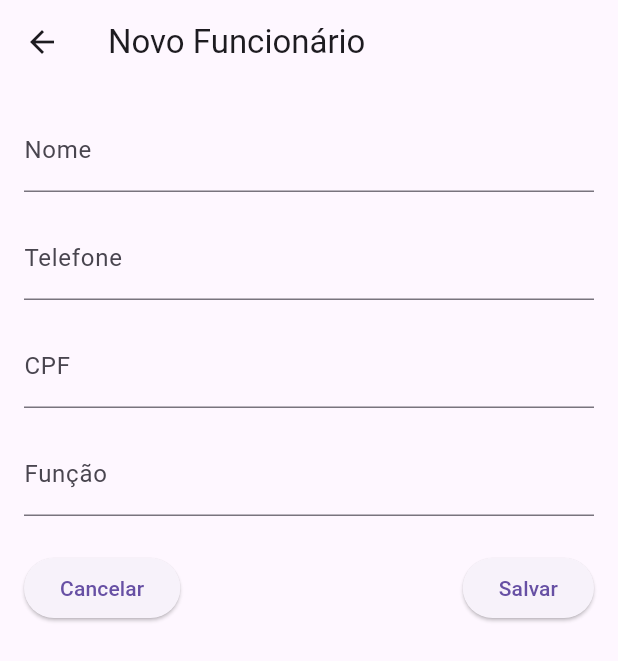
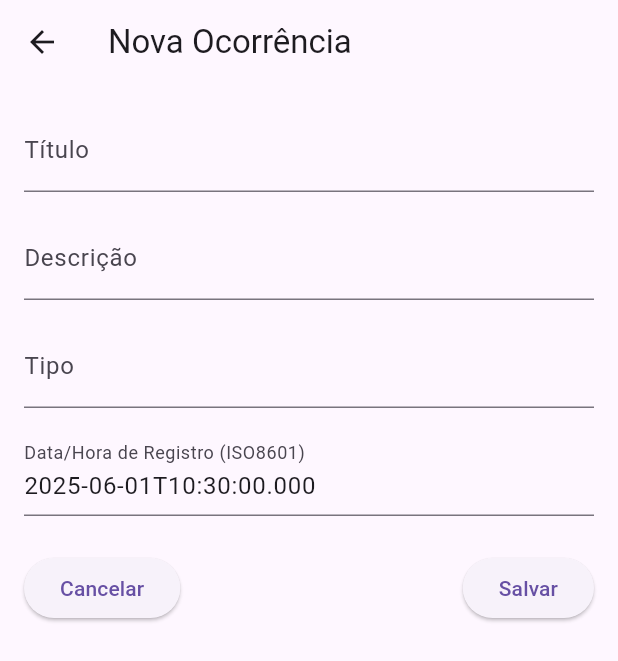
Before and after one commit to LeandroDBZ/app_condominio, a Flutter app: the screen it shows after launch, after a tap on the "add" icon, on a phone screen of 412 x 824 dp. Shown: the top 661 px of the screen. Run offline on Flutter 3.47's test engine with Material 3 defaults, Android fonts, the phone set to English and light mode, and no system bars; our stand-ins replace cloud_firestore, firebase_core; accounts and stored records are empty.

Commit message:
Adjustments to the "Ocorrencia" classes for integration with firebase

```diff
--- a/lib/main.dart
+++ b/lib/main.dart
@@ -1,5 +1,5 @@
 // lib/main.dart
-import 'package:app_condominio/modules/cadastros/screens/funcionario_list_screen.dart';
+import 'package:app_condominio/modules/cadastros/screens/ocorrencia_list_screen.dart';
 import 'package:firebase_core/firebase_core.dart';
 import 'package:flutter/material.dart';
 
@@ -16,10 +16,10 @@ class MyApp extends StatelessWidget {
   @override
   Widget build(BuildContext context) {
     return MaterialApp(
-      title: 'Cadastro de Funcionários',
+      title: 'Cadastro de Ocorrencias',
       theme: ThemeData(primarySwatch: Colors.blue),
       // Aqui você pode definir sua tela inicial (por exemplo, MoradorListScreen)
-      home: FuncionarioListScreen(),
+      home: OcorrenciaListScreen(),
     );
   }
 }
--- /dev/null
+++ b/lib/modules/cadastros/repositories/ocorrencia_repository.dart
@@ -0,0 +1,48 @@
+// lib/modules/cadastros/repositories/ocorrencia_repository.dart
+
+import 'package:cloud_firestore/cloud_firestore.dart';
+import '../models/ocorrencia.dart';
+
+class OcorrenciaRepository {
+  final FirebaseFirestore firestore = FirebaseFirestore.instance;
+  final String collectionPath = 'ocorrencias';
+
+  /// Recupera a lista de ocorrências da coleção Firestore.
+  Future<List<Ocorrencia>> getOcorrencias() async {
+    QuerySnapshot snapshot = await firestore.collection(collectionPath).get();
+    return snapshot.docs.map((doc) {
+      Map<String, dynamic> data = doc.data() as Map<String, dynamic>;
+      // Adiciona o ID do documento aos dados.
+      data['id'] = doc.id;
+      return Ocorrencia.fromJson(data);
+    }).toList();
+  }
+
+  /// Cria uma nova ocorrência adicionando um documento na coleção.
+  Future<Ocorrencia> createOcorrencia(Ocorrencia ocorrencia) async {
+    DocumentReference docRef =
+        await firestore.collection(collectionPath).add(ocorrencia.toJson());
+    DocumentSnapshot docSnapshot = await docRef.get();
+    Map<String, dynamic> data = docSnapshot.data() as Map<String, dynamic>;
+    data['id'] = docSnapshot.id;
+    return Ocorrencia.fromJson(data);
+  }
+
+  /// Atualiza uma ocorrência existente no Firestore.
+  Future<Ocorrencia> updateOcorrencia(Ocorrencia ocorrencia) async {
+    await firestore
+        .collection(collectionPath)
+        .doc(ocorrencia.id)
+        .update(ocorrencia.toJson());
+    DocumentSnapshot docSnapshot =
+        await firestore.collection(collectionPath).doc(ocorrencia.id).get();
+    Map<String, dynamic> data = docSnapshot.data() as Map<String, dynamic>;
+    data['id'] = docSnapshot.id;
+    return Ocorrencia.fromJson(data);
+  }
+
+  /// Remove uma ocorrência (exclui o documento) do Firestore.
+  Future<void> deleteOcorrencia(String id) async {
+    await firestore.collection(collectionPath).doc(id).delete();
+  }
+}
--- /dev/null
+++ b/lib/modules/cadastros/screens/ocorrencia_form_screen.dart
@@ -0,0 +1,162 @@
+// lib/modules/cadastros/screens/ocorrencia_form_screen.dart
+
+import 'package:flutter/material.dart';
+import 'package:app_condominio/modules/cadastros/models/ocorrencia.dart';
+import 'package:app_condominio/modules/cadastros/repositories/ocorrencia_repository.dart';
+
+class OcorrenciaFormScreen extends StatefulWidget {
+  final Ocorrencia? ocorrencia;
+  final OcorrenciaRepository repository;
+
+  const OcorrenciaFormScreen({Key? key, this.ocorrencia, required this.repository})
+      : super(key: key);
+
+  @override
+  _OcorrenciaFormScreenState createState() => _OcorrenciaFormScreenState();
+}
+
+class _OcorrenciaFormScreenState extends State<OcorrenciaFormScreen> {
+  final _formKey = GlobalKey<FormState>();
+
+  late String titulo;
+  late String descricao;
+  late String tipo;
+  late String dataHoraRegistroText;
+
+  @override
+  void initState() {
+    super.initState();
+    titulo = widget.ocorrencia?.titulo ?? '';
+    descricao = widget.ocorrencia?.descricao ?? '';
+    tipo = widget.ocorrencia?.tipo ?? '';
+    dataHoraRegistroText = widget.ocorrencia != null
+        ? widget.ocorrencia!.dataHoraRegistro.toIso8601String()
+        : DateTime.now().toIso8601String();
+  }
+
+  void _submitForm() async {
+    if (_formKey.currentState?.validate() ?? false) {
+      _formKey.currentState?.save();
+
+      // Converte a string para DateTime
+      DateTime dataHoraRegistro = DateTime.parse(dataHoraRegistroText);
+
+      // Gera um ID simples se for novo registro.
+      final String id = widget.ocorrencia?.id ??
+          DateTime.now().millisecondsSinceEpoch.toString();
+
+      final ocorrencia = Ocorrencia(
+        id: id,
+        titulo: titulo,
+        descricao: descricao,
+        tipo: tipo,
+        dataHoraRegistro: dataHoraRegistro,
+      );
+
+      try {
+        if (widget.ocorrencia == null) {
+          await widget.repository.createOcorrencia(ocorrencia);
+        } else {
+          await widget.repository.updateOcorrencia(ocorrencia);
+        }
+        Navigator.of(context).pop();
+      } catch (e) {
+        ScaffoldMessenger.of(context)
+            .showSnackBar(SnackBar(content: Text('Erro ao salvar: $e')));
+      }
+    }
+  }
+
+  @override
+  Widget build(BuildContext context) {
+    return Scaffold(
+      appBar: AppBar(
+        title: Text(widget.ocorrencia == null ? 'Nova Ocorrência' : 'Editar Ocorrência'),
+      ),
+      body: SingleChildScrollView(
+        child: Padding(
+          padding: const EdgeInsets.all(16.0),
+          child: Form(
+            key: _formKey,
+            child: Column(
+              children: [
+                // Campo para Título
+                TextFormField(
+                  initialValue: titulo,
+                  decoration: const InputDecoration(labelText: 'Título'),
+                  validator: (value) {
+                    if (value == null || value.isEmpty) {
+                      return 'Informe um título';
+                    }
+                    return null;
+                  },
+                  onSaved: (value) => titulo = value!.trim(),
+                ),
+                const SizedBox(height: 16),
+                // Campo para Descrição
+                TextFormField(
+                  initialValue: descricao,
+                  decoration: const InputDecoration(labelText: 'Descrição'),
+                  validator: (value) {
+                    if (value == null || value.isEmpty) {
+                      return 'Informe a descrição';
+                    }
+                    return null;
+                  },
+                  onSaved: (value) => descricao = value!.trim(),
+                ),
+                const SizedBox(height: 16),
+                // Campo para Tipo
+                TextFormField(
+                  initialValue: tipo,
+                  decoration: const InputDecoration(labelText: 'Tipo'),
+                  validator: (value) {
+                    if (value == null || value.isEmpty) {
+                      return 'Informe o tipo';
+                    }
+                    return null;
+                  },
+                  onSaved: (value) => tipo = value!.trim(),
+                ),
+                const SizedBox(height: 16),
+                // Campo para Data/Hora de Registro em formato ISO8601
+                TextFormField(
+                  initialValue: dataHoraRegistroText,
+                  decoration: const InputDecoration(
+                    labelText: 'Data/Hora de Registro (ISO8601)',
+                  ),
+                  validator: (value) {
+                    if (value == null || value.isEmpty) {
+                      return 'Informe a data/hora de registro';
+                    }
+                    try {
+                      DateTime.parse(value);
+                    } catch (e) {
+                      return 'Formato inválido';
+                    }
+                    return null;
+                  },
+                  onSaved: (value) => dataHoraRegistroText = value!.trim(),
+                ),
+                const SizedBox(height: 24),
+                Row(
+                  mainAxisAlignment: MainAxisAlignment.spaceBetween,
+                  children: [
+                    ElevatedButton(
+                      child: const Text('Cancelar'),
+                      onPressed: () => Navigator.of(context).pop(),
+                    ),
+                    ElevatedButton(
+                      child: const Text('Salvar'),
+                      onPressed: _submitForm,
+                    ),
+                  ],
+                ),
+              ],
+            ),
+          ),
+        ),
+      ),
+    );
+  }
+}
--- /dev/null
+++ b/lib/modules/cadastros/screens/ocorrencia_list_screen.dart
@@ -0,0 +1,110 @@
+// lib/modules/cadastros/screens/ocorrencia_list_screen.dart
+
+import 'package:flutter/material.dart';
+import 'package:app_condominio/modules/cadastros/models/ocorrencia.dart';
+import 'package:app_condominio/modules/cadastros/repositories/ocorrencia_repository.dart';
+import 'ocorrencia_form_screen.dart';
+
+class OcorrenciaListScreen extends StatefulWidget {
+  @override
+  _OcorrenciaListScreenState createState() => _OcorrenciaListScreenState();
+}
+
+class _OcorrenciaListScreenState extends State<OcorrenciaListScreen> {
+  late Future<List<Ocorrencia>> futureOcorrencias;
+  final OcorrenciaRepository repository = OcorrenciaRepository();
+
+  @override
+  void initState() {
+    super.initState();
+    futureOcorrencias = repository.getOcorrencias();
+  }
+
+  void refreshOcorrencias() {
+    setState(() {
+      futureOcorrencias = repository.getOcorrencias();
+    });
+  }
+
+  @override
+  Widget build(BuildContext context) {
+    return Scaffold(
+      appBar: AppBar(
+        title: const Text('Ocorrências'),
+      ),
+      body: FutureBuilder<List<Ocorrencia>>(
+        future: futureOcorrencias,
+        builder: (context, snapshot) {
+          if (snapshot.connectionState == ConnectionState.waiting) {
+            return const Center(child: CircularProgressIndicator());
+          }
+          if (snapshot.hasError) {
+            return Center(child: Text('Erro: ${snapshot.error}'));
+          }
+          final ocorrencias = snapshot.data!;
+          if (ocorrencias.isEmpty) {
+            return const Center(child: Text('Nenhuma ocorrência encontrada'));
+          }
+          return ListView.builder(
+            itemCount: ocorrencias.length,
+            itemBuilder: (context, index) {
+              final ocorrencia = ocorrencias[index];
+              return ListTile(
+                title: Text(ocorrencia.titulo),
+                subtitle: Text('Tipo: ${ocorrencia.tipo}'),
+                trailing: IconButton(
+                  icon: const Icon(Icons.edit),
+                  onPressed: () {
+                    Navigator.of(context)
+                        .push(MaterialPageRoute(
+                          builder: (_) => OcorrenciaFormScreen(
+                            repository: repository,
+                            ocorrencia: ocorrencia,
+                          ),
+                        ))
+                        .then((_) => refreshOcorrencias());
+                  },
+                ),
+                onLongPress: () async {
+                  bool? confirm = await showDialog<bool>(
+                    context: context,
+                    builder: (context) => AlertDialog(
+                      title: const Text('Remover Ocorrência'),
+                      content:
+                          const Text('Deseja remover essa ocorrência?'),
+                      actions: [
+                        TextButton(
+                          child: const Text('Cancelar'),
+                          onPressed: () => Navigator.pop(context, false),
+                        ),
+                        TextButton(
+                          child: const Text('Remover'),
+                          onPressed: () => Navigator.pop(context, true),
+                        ),
+                      ],
+                    ),
+                  );
+                  if (confirm == true) {
+                    await repository.deleteOcorrencia(ocorrencia.id);
+                    refreshOcorrencias();
+                  }
+                },
+              );
+            },
+          );
+        },
+      ),
+      floatingActionButton: FloatingActionButton(
+        child: const Icon(Icons.add),
+        onPressed: () {
+          Navigator.of(context)
+              .push(MaterialPageRoute(
+                builder: (_) =>
+                    OcorrenciaFormScreen(repository: repository),
+              ))
+              .then((_) => refreshOcorrencias());
+        },
+      ),
+    );
+  }
+}
```
Also changed, not shown: lib/modules/cadastros/models/Ocorrencia.dart (+5 -4 lines).
